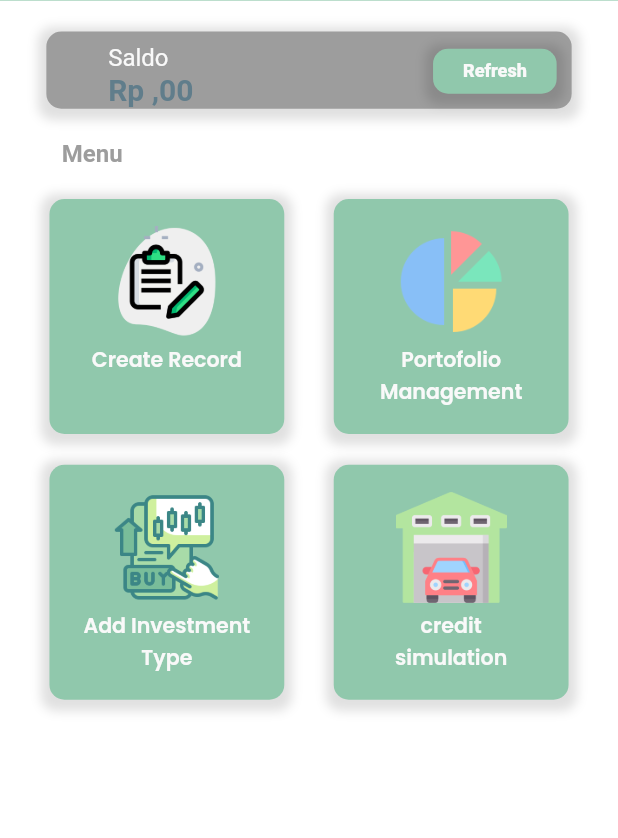
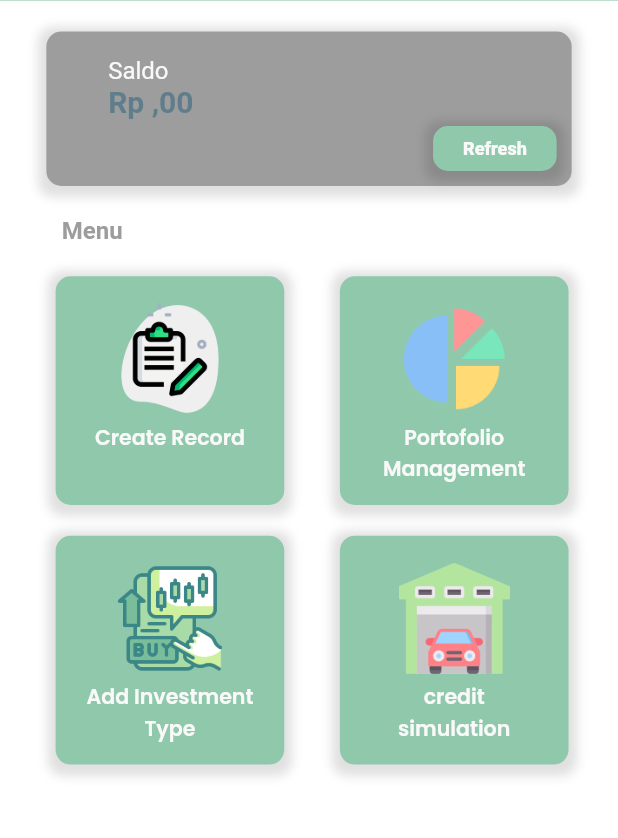
Before and after one commit to dafageraldine/recordinvest, a Flutter app: the Homepage screen opened directly, after a tap on "Log Out", on a phone screen of 412 x 824 dp, the part 123-961 px from its top. Run offline on Flutter 3.47's test engine with Material 2 defaults, Android fonts, the phone set to English and light mode, and no system bars; our stand-ins replace dropdown_search, flutter_screenutil, fluttertoast, get, google_fonts, lottie and 2 more; accounts and stored records are empty; network calls fail.

Commit message:
fix size

```diff
--- a/lib/components/card_menu.dart
+++ b/lib/components/card_menu.dart
@@ -21,12 +21,12 @@ class CardMenu extends StatelessWidget {
     return Align(
         alignment: Alignment.centerLeft,
         child: Padding(
-            padding: EdgeInsets.only(left: 0.08.sw),
+            padding: EdgeInsets.only(left: 0.09.sw),
             child: InkWell(
               onTap: onTap,
               child: Container(
-                width: 0.38.sw,
-                height: 0.38.sw,
+                width: 0.37.sw,
+                height: 0.37.sw,
                 decoration: BoxDecoration(
                     color: theme,
                     borderRadius: BorderRadius.circular(10),
--- a/lib/components/saldo_card.dart
+++ b/lib/components/saldo_card.dart
@@ -21,7 +21,7 @@ class SaldoCard extends StatelessWidget {
     ScreenUtil.init(context, designSize: const Size(360, 690));
     return Container(
       width: 0.85.sw,
-      height: 0.125.sw,
+      height: 0.125.sh,
       decoration: BoxDecoration(
           // color: Color.fromRGBO(250, 244, 183, 1),
           color: const Color.fromRGBO(157, 157, 157, 1),
@@ -74,7 +74,7 @@ class SaldoCard extends StatelessWidget {
             crossAxisAlignment: CrossAxisAlignment.start,
             children: [
               Padding(
-                padding: EdgeInsets.only(top: 0.02.sw, left: 0.1.sw),
+                padding: EdgeInsets.only(top: 0.02.sh, left: 0.1.sw),
                 child: Row(
                   children: [
                     const Text(
--- a/lib/screens/home/home.dart
+++ b/lib/screens/home/home.dart
@@ -35,7 +35,9 @@ class Homepage extends StatelessWidget {
                 await prefs.remove('uname');
                 await prefs.remove('pass');
                 await prefs.remove('id');
-                Get.to(Login());
+                Get.deleteAll();
+                Navigator.push(
+                    context, MaterialPageRoute(builder: (context) => Login()));
               },
             ),
             SizedBox(
--- a/lib/screens/login/login.dart
+++ b/lib/screens/login/login.dart
@@ -62,7 +62,7 @@ class Login extends StatelessWidget {
                       alignment: Alignment.centerLeft,
                       child: SizedBox(
                         width: 0.85.sw,
-                        height: 0.07.sw,
+                        height: 0.07.sh,
                         child: TextFormField(
                             controller: uname,
                             decoration: const InputDecoration(
```
